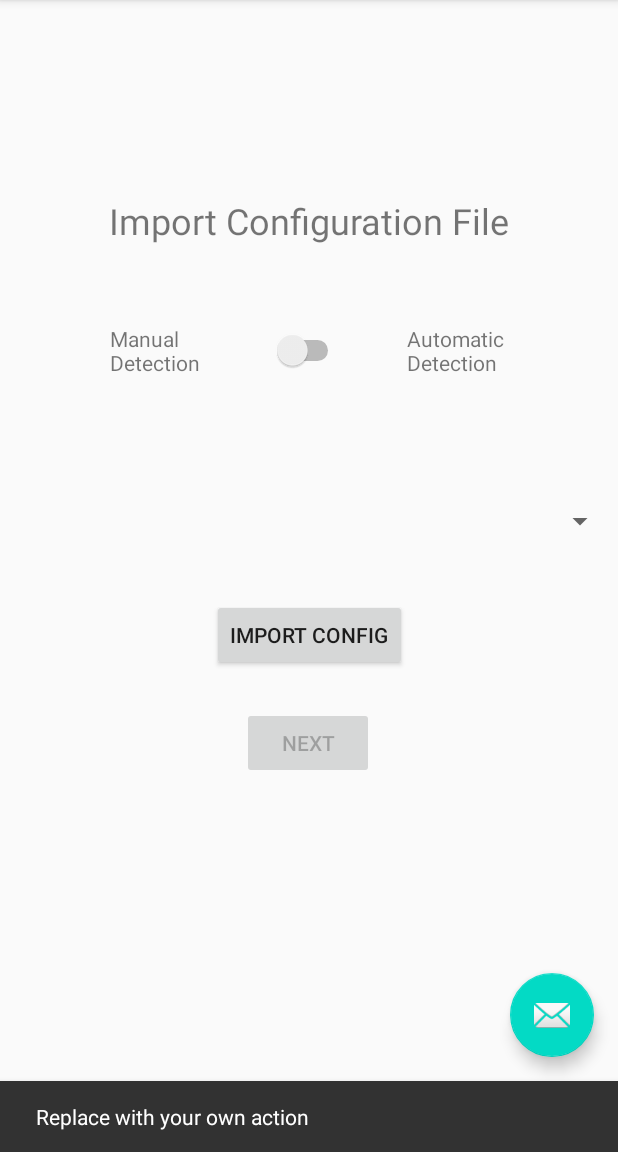
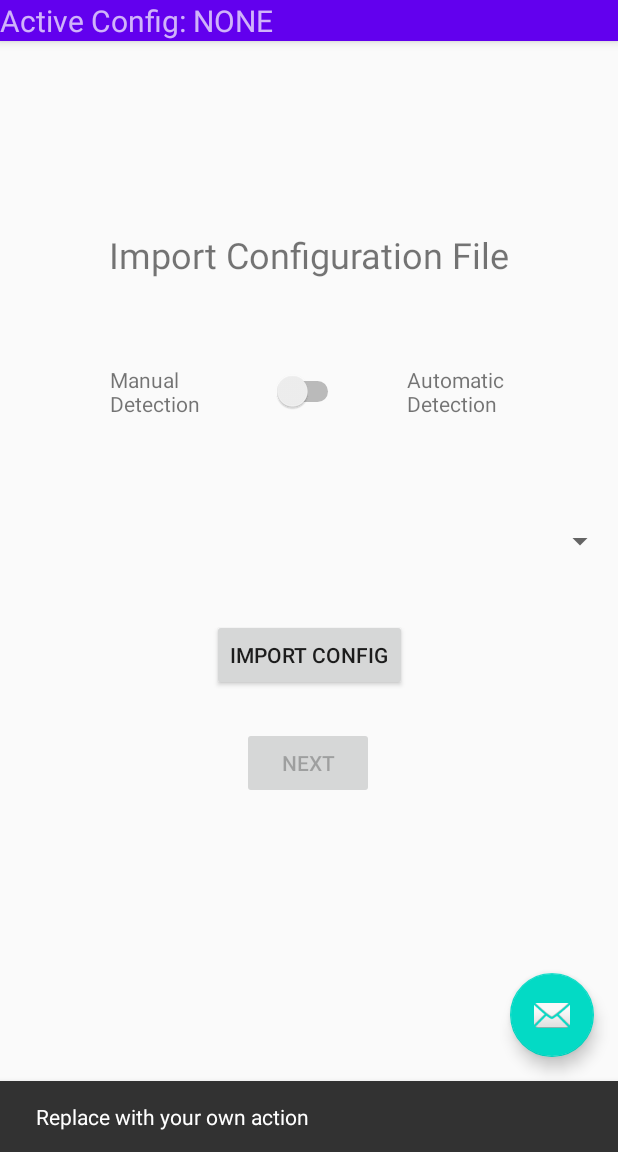
Before and after one commit to TonyEnglish/V2X_MobileApplication, an Android app: the screen it shows after launch (MainActivity), after a tap on an icon or button, on a phone screen of 412 x 824 dp, the part 84-1236 px from its top. Run offline under Robolectric (Android 15) with nearby library versions, the phone set to English and light mode, and no system bars; libraries missing offline, so code that uses them is left out: com.microsoft.azure, rx.subjects; 11 statements that could not run were skipped; 3 other taps on this screen came first.

Commit message:
Added ability to create/upload data files

```diff
--- a/WZDCTool/app/src/main/AndroidManifest.xml
+++ b/WZDCTool/app/src/main/AndroidManifest.xml
@@ -7,6 +7,7 @@
     <uses-permission android:name="com.google.android.things.permission.MANAGE_GNSS_DRIVERS" />
     <uses-permission android:name="android.permission.WRITE_EXTERNAL_STORAGE" />
     <uses-permission android:name="android.permission.FOREGROUND_SERVICE" />
+    <uses-permission android:name="android.permission.ACCESS_BACKGROUND_LOCATION" />
 
     <application
         android:allowBackup="true"
--- a/WZDCTool/app/src/main/java/com/wzdctool/android/Constants.kt
+++ b/WZDCTool/app/src/main/java/com/wzdctool/android/Constants.kt
@@ -6,6 +6,7 @@ object Constants {
     const val ACTION_STOP_LOCATION_SERVICE: String = "stopLocationService"
 
     // TODO: Do not hardcode path
-    const val CONFIG_DIRECTORY: String = "/data/user/0/com.wzdctool.android/files/" //Android/data/com.wzdctool.android
-    const val DATA_FILE_DIRECTORY: String = "/data/user/0/com.wzdctool.android/files/"
+    var CONFIG_DIRECTORY: String = "" //Android/data/com.wzdctool.android
+    var DATA_FILE_DIRECTORY: String = ""
+    var DOWNLOAD_LOCTION: String = ""
 }
--- a/WZDCTool/app/src/main/java/com/wzdctool/android/MainActivity.kt
+++ b/WZDCTool/app/src/main/java/com/wzdctool/android/MainActivity.kt
@@ -3,13 +3,22 @@ package com.wzdctool.android
 import android.app.ActivityManager
 import android.content.Intent
 import android.os.Bundle
+import android.os.Environment
 import com.google.android.material.floatingactionbutton.FloatingActionButton
 import com.google.android.material.snackbar.Snackbar
 import androidx.appcompat.app.AppCompatActivity
 import android.view.Menu
 import android.view.MenuItem
-import android.widget.Toast
+import android.widget.*
+import androidx.lifecycle.Observer
+import com.wzdctool.android.dataclasses.ConfigurationObj
+import com.wzdctool.android.repos.ConfigurationRepository
+import com.wzdctool.android.repos.ConfigurationRepository.activeWZIDSubject
+import com.wzdctool.android.repos.DataClassesRepository.dataLoggingSubject
+import com.wzdctool.android.repos.DataClassesRepository.notificationSubject
+import com.wzdctool.android.repos.DataFileRepository
 import com.wzdctool.android.services.LocationService
+
 
 class MainActivity : AppCompatActivity() {
 
@@ -22,8 +31,41 @@ class MainActivity : AppCompatActivity() {
             Snackbar.make(view, "Replace with your own action", Snackbar.LENGTH_LONG)
                     .setAction("Action", null).show()
         }
-        // Constants.CONFIG_DIRECTORY = "$filesDir/CONFIG_FILES"
-        // Constants.DATA_FILE_DIRECTORY = "$filesDir/DATA_FILES"
+        DataFileRepository.initializeObservers()
+
+        notificationSubject.subscribe {
+            val mySnackbar = Snackbar.make(
+                findViewById(R.id.toolbar),
+                it,
+                5000
+            )
+            mySnackbar.show()
+        }
+
+        // val
+        // activeWZIDSubject.subscribe {
+
+        val configObserver = Observer<String> {
+            findViewById<TextView>(R.id.activeConfigTextView).text = "Active Config: $it"
+        }
+        activeWZIDSubject.observe(this, configObserver)
+
+//        val dataLogObserver = Observer<Boolean> {
+//            if (it) {
+//                startLocationService()
+//            }
+////            else {
+////                stopLocationService()
+////            }
+//        }
+        // dataLoggingSubject.observe(this, dataLogObserver)
+        Constants.CONFIG_DIRECTORY = filesDir.toString()
+        Constants.DATA_FILE_DIRECTORY = filesDir.toString()
+        Constants.DOWNLOAD_LOCTION = getExternalFilesDir(Environment.DIRECTORY_DOWNLOADS).toString()
+
+        val intent: Intent = Intent(applicationContext, LocationService::class.java)
+        intent.action = Constants.ACTION_START_LOCATION_SERVICE
+        startService(intent)
     }
 
     override fun onCreateOptionsMenu(menu: Menu): Boolean {
@@ -55,17 +97,17 @@ class MainActivity : AppCompatActivity() {
         return false
     }
 
-    fun startLocationService() {
+    private fun startLocationService() {
         println("starting location service")
         if (!isLocationServiceRunning()) {
             val intent: Intent = Intent(applicationContext, LocationService::class.java)
             intent.action = Constants.ACTION_START_LOCATION_SERVICE
             startService(intent)
-            Toast.makeText(this, "Location service started", Toast.LENGTH_SHORT).show()
+
         }
     }
 
-    fun stopLocationService() {
+    private fun stopLocationService() {
         println("Stopping location service")
         if (isLocationServiceRunning()) {
             val intent: Intent = Intent(applicationContext, LocationService::class.java)
--- a/WZDCTool/app/src/main/java/com/wzdctool/android/repos/DataClassesRepository.kt
+++ b/WZDCTool/app/src/main/java/com/wzdctool/android/repos/DataClassesRepository.kt
@@ -6,12 +6,21 @@ import com.wzdctool.android.dataclasses.CSVObj
 import com.wzdctool.android.dataclasses.DataCollectionObj
 import com.wzdctool.android.dataclasses.MarkerObj
 import com.wzdctool.android.dataclasses.SecondFragmentUIObj
+import rx.Observable
+import rx.subjects.BehaviorSubject
+import rx.subjects.PublishSubject
+import rx.subjects.Subject
+
 
 object DataClassesRepository {
-    val csvDataSubject = MutableLiveData<CSVObj>()
     val dataCollectionSubject = MutableLiveData<DataCollectionObj>()
     val secondFragmentUISubject = MutableLiveData<SecondFragmentUIObj>()
-    val markerSubject = MutableLiveData<MarkerObj>()
-    val locationSubject = MutableLiveData<Location>()
-    val dataLoggingSubject = MutableLiveData<Boolean>(false)
+    // val markerSubject = ObservableField<MarkerObj>()
+    val locationSubject = BehaviorSubject.create<Location>()
+    val dataLoggingSubject = BehaviorSubject.create<Boolean>(false)
+
+    val notificationSubject = BehaviorSubject.create<String>()
+    // val dataLoggingSubject = PublishSubject.createDefault<Boolean>() // MutableLiveData<Boolean>(false)
+
+    val gotRPSubject = MutableLiveData<Boolean> (false)
 }
--- a/WZDCTool/app/src/main/res/layout/activity_main.xml
+++ b/WZDCTool/app/src/main/res/layout/activity_main.xml
@@ -18,6 +18,13 @@
             android:background="?attr/colorPrimary"
             app:popupTheme="@style/AppTheme.PopupOverlay" />
 
+        <TextView
+            android:id="@+id/activeConfigTextView"
+            android:layout_width="match_parent"
+            android:layout_height="wrap_content"
+            android:textSize="20sp"
+            android:text="Active Config: NONE" />
+
     </com.google.android.material.appbar.AppBarLayout>
 
     <include layout="@layout/content_main" />
```
Also changed, not shown: WZDCTool/app/src/main/java/com/wzdctool/android/FirstFragment.kt (+34 -15 lines), WZDCTool/app/src/main/java/com/wzdctool/android/SecondFragment.kt (+46 -5 lines), WZDCTool/app/src/main/java/com/wzdctool/android/SecondFragmentViewModel.kt (+49 -13 lines), WZDCTool/app/src/main/java/com/wzdctool/android/repos/ConfigurationRepository.kt (+10 -4 lines), WZDCTool/app/src/main/java/com/wzdctool/android/repos/DataFileRepository.kt (added, +213 -0 lines), WZDCTool/app/src/main/java/com/wzdctool/android/services/LocationService.kt (+15 -18 lines).
